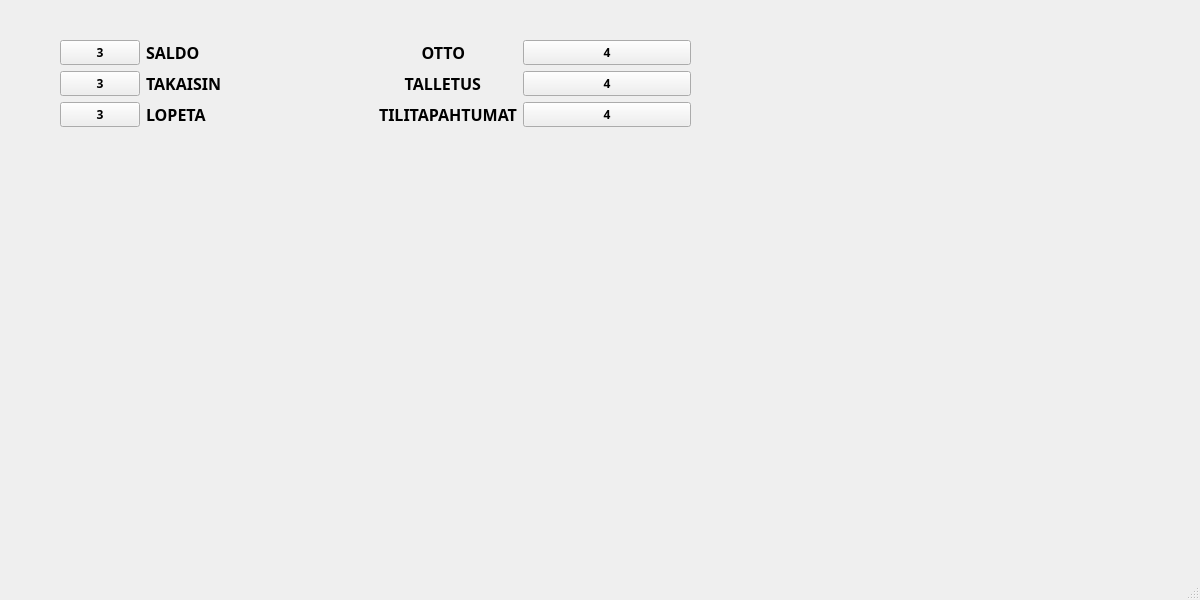
The window that bank-automat/mainwindow.ui (jaccet/MyBankSimul) describes before a commit, drawn with Qt 5.
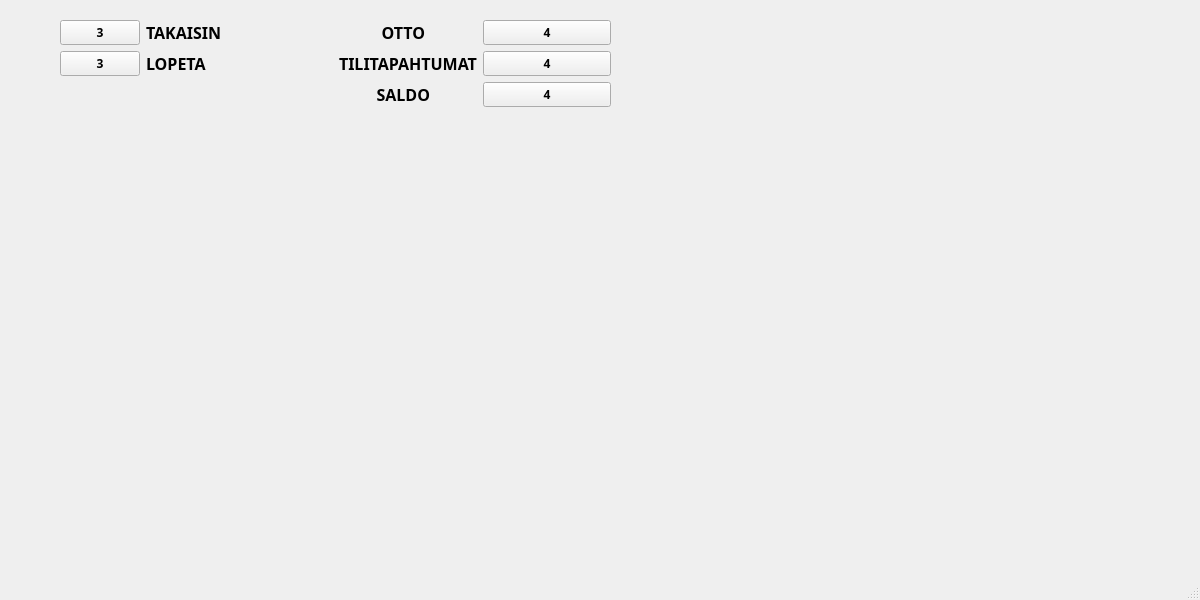
The same window after the commit. The open tabs and pages were chosen to show the change.

```diff
--- a/bank-automat/mainwindow.ui
+++ b/bank-automat/mainwindow.ui
@@ -40,45 +40,15 @@
       <property name="geometry">
        <rect>
         <x>10</x>
-        <y>20</y>
-        <width>631</width>
-        <height>351</height>
+        <y>0</y>
+        <width>551</width>
+        <height>381</height>
        </rect>
       </property>
       <layout class="QHBoxLayout" name="horizontalLayout">
        <item>
         <layout class="QFormLayout" name="formLayout">
          <item row="0" column="0">
-          <widget class="QPushButton" name="SALDO_BT">
-           <property name="font">
-            <font>
-             <family>Webdings</family>
-             <bold>true</bold>
-            </font>
-           </property>
-           <property name="cursor">
-            <cursorShape>PointingHandCursor</cursorShape>
-           </property>
-           <property name="text">
-            <string>3</string>
-           </property>
-          </widget>
-         </item>
-         <item row="0" column="1">
-          <widget class="QLabel" name="SALDO_LB">
-           <property name="font">
-            <font>
-             <family>Source Code Pro</family>
-             <pointsize>12</pointsize>
-             <bold>true</bold>
-            </font>
-           </property>
-           <property name="text">
-            <string>SALDO</string>
-           </property>
-          </widget>
-         </item>
-         <item row="1" column="0">
           <widget class="QPushButton" name="TAKAISIN_BT">
            <property name="font">
             <font>
@@ -94,7 +64,7 @@
            </property>
           </widget>
          </item>
-         <item row="1" column="1">
+         <item row="0" column="1">
           <widget class="QLabel" name="TAKAISIN_LB">
            <property name="font">
             <font>
@@ -108,8 +78,8 @@
            </property>
           </widget>
          </item>
-         <item row="2" column="0">
-          <widget class="QPushButton" name="LOPETA_LB_2">
+         <item row="1" column="0">
+          <widget class="QPushButton" name="LOPETA_BT">
            <property name="font">
             <font>
              <family>Webdings</family>
@@ -124,7 +94,7 @@
            </property>
           </widget>
          </item>
-         <item row="2" column="1">
+         <item row="1" column="1">
           <widget class="QLabel" name="LOPETA_LB">
            <property name="font">
             <font>
@@ -185,42 +155,6 @@
           </widget>
          </item>
          <item row="1" column="0">
-          <widget class="QLabel" name="TALLETUS_LB">
-           <property name="font">
-            <font>
-             <family>Source Code Pro</family>
-             <pointsize>12</pointsize>
-             <bold>true</bold>
-            </font>
-           </property>
-           <property name="layoutDirection">
-            <enum>Qt::RightToLeft</enum>
-           </property>
-           <property name="text">
-            <string>      TALLETUS</string>
-           </property>
-           <property name="alignment">
-            <set>Qt::AlignRight|Qt::AlignTrailing|Qt::AlignVCenter</set>
-           </property>
-          </widget>
-         </item>
-         <item row="1" column="1">
-          <widget class="QPushButton" name="TALLETUS_BT">
-           <property name="font">
-            <font>
-             <family>Webdings</family>
-             <bold>true</bold>
-            </font>
-           </property>
-           <property name="cursor">
-            <cursorShape>PointingHandCursor</cursorShape>
-           </property>
-           <property name="text">
-            <string>4</string>
-           </property>
-          </widget>
-         </item>
-         <item row="2" column="0">
           <widget class="QLabel" name="TILITAPAHTUMAT_LB">
            <property name="font">
             <font>
@@ -240,7 +174,7 @@
            </property>
           </widget>
          </item>
-         <item row="2" column="1">
+         <item row="1" column="1">
           <widget class="QPushButton" name="TILITAPAHTUMAT_BT">
            <property name="font">
             <font>
@@ -256,6 +190,42 @@
            </property>
           </widget>
          </item>
+         <item row="2" column="0">
+          <widget class="QLabel" name="SALDO_LB">
+           <property name="font">
+            <font>
+             <family>Source Code Pro</family>
+             <pointsize>12</pointsize>
+             <bold>true</bold>
+            </font>
+           </property>
+           <property name="layoutDirection">
+            <enum>Qt::RightToLeft</enum>
+           </property>
+           <property name="text">
+            <string>         SALDO</string>
+           </property>
+           <property name="alignment">
+            <set>Qt::AlignRight|Qt::AlignTrailing|Qt::AlignVCenter</set>
+           </property>
+          </widget>
+         </item>
+         <item row="2" column="1">
+          <widget class="QPushButton" name="SALDO_BT">
+           <property name="font">
+            <font>
+             <family>Webdings</family>
+             <bold>true</bold>
+            </font>
+           </property>
+           <property name="cursor">
+            <cursorShape>PointingHandCursor</cursorShape>
+           </property>
+           <property name="text">
+            <string>4</string>
+           </property>
+          </widget>
+         </item>
         </layout>
        </item>
       </layout>
```
Left out of the diff: 79 changed lines with no effect on the pictures.
